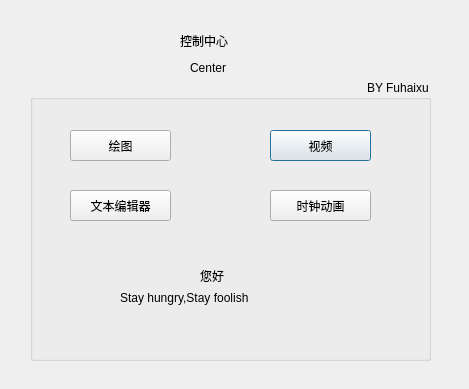
Fuhaixu/qtMedia, file qtMedia/center.ui: the form before one commit.
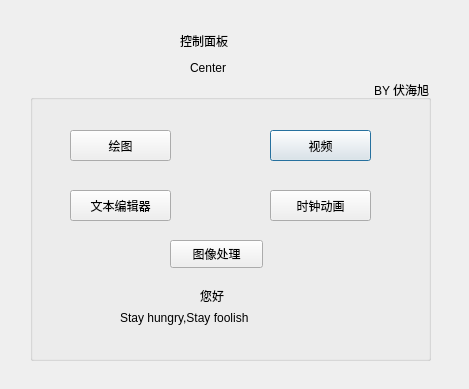
The form after the commit.

Commit message: 新增图像处理

```diff
--- a/qtMedia/center.ui
+++ b/qtMedia/center.ui
@@ -32,7 +32,7 @@
     </rect>
    </property>
    <property name="text">
-    <string>控制中心</string>
+    <string>控制面板</string>
    </property>
   </widget>
   <widget class="QLabel" name="label_2">
@@ -64,7 +64,7 @@
     <bool>true</bool>
    </property>
    <property name="title">
-    <string>BY Fuhaixu</string>
+    <string>BY 伏海旭</string>
    </property>
    <property name="flat">
     <bool>false</bool>
@@ -125,7 +125,7 @@
     <property name="geometry">
      <rect>
       <x>170</x>
-      <y>180</y>
+      <y>200</y>
       <width>101</width>
       <height>31</height>
      </rect>
@@ -138,7 +138,7 @@
     <property name="geometry">
      <rect>
       <x>90</x>
-      <y>210</y>
+      <y>230</y>
       <width>211</width>
       <height>16</height>
      </rect>
@@ -147,6 +147,19 @@
      <string>Stay hungry,Stay foolish</string>
     </property>
    </widget>
+   <widget class="QPushButton" name="btnImgProcessing">
+    <property name="geometry">
+     <rect>
+      <x>140</x>
+      <y>160</y>
+      <width>93</width>
+      <height>28</height>
+     </rect>
+    </property>
+    <property name="text">
+     <string>图像处理</string>
+    </property>
+   </widget>
   </widget>
  </widget>
  <resources/>
```
Left out of the diff: 2 changed lines with no effect on the pictures. The commit also changes 72 other files.
